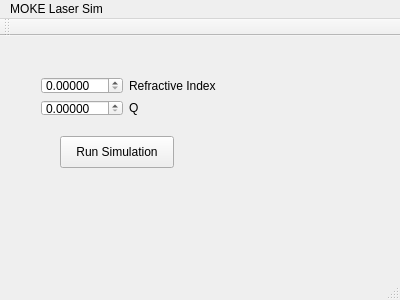
Qt form mokelasersim.ui (Billlynch/COMP30040) before a commit.
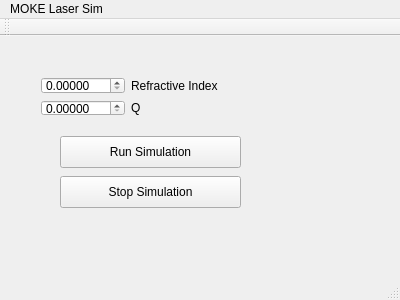
The same form after that commit.

Patch:
```diff
--- a/mokelasersim.ui
+++ b/mokelasersim.ui
@@ -19,7 +19,7 @@
      <rect>
       <x>30</x>
       <y>30</y>
-      <width>197</width>
+      <width>199</width>
       <height>61</height>
      </rect>
     </property>
@@ -59,7 +59,7 @@
      <rect>
       <x>60</x>
       <y>100</y>
-      <width>114</width>
+      <width>181</width>
       <height>32</height>
      </rect>
     </property>
@@ -67,6 +67,19 @@
      <string>Run Simulation</string>
     </property>
    </widget>
+   <widget class="QPushButton" name="StopSimButton">
+    <property name="geometry">
+     <rect>
+      <x>60</x>
+      <y>140</y>
+      <width>181</width>
+      <height>32</height>
+     </rect>
+    </property>
+    <property name="text">
+     <string>Stop Simulation</string>
+    </property>
+   </widget>
   </widget>
   <widget class="QMenuBar" name="menuBar">
    <property name="geometry">
```
